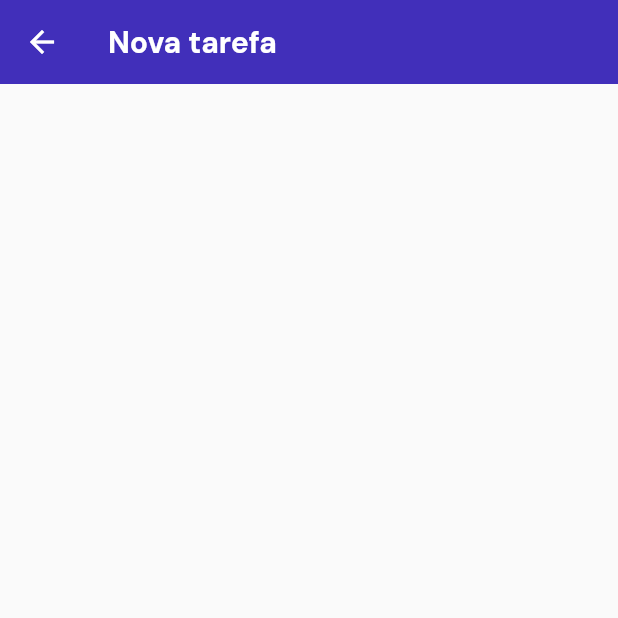
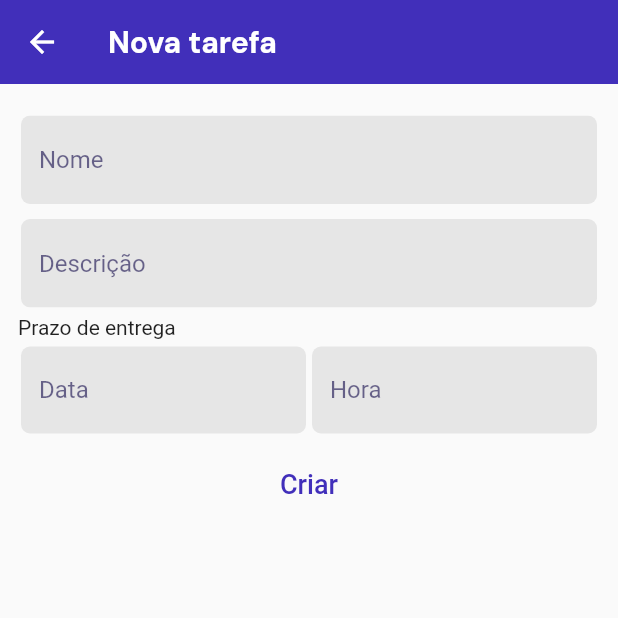
Before and after one commit to juliatiLucas/aula_flutter, a Flutter app: the AddTarefa screen opened directly, on a phone screen of 412 x 824 dp, the top half of it. Run offline on Flutter 3.47's test engine with Material 2 defaults, Android fonts, the phone set to English and light mode, and no system bars; our stand-ins replace flushbar, google_fonts, shared_preferences; accounts and stored records are empty.

Commit message:
Formularios para adicionar aula e tarefa, componentização de inputs

```diff
--- /dev/null
+++ b/lib/components/input.dart
@@ -0,0 +1,57 @@
+import 'package:flutter/material.dart';
+import '../utils/cores.dart';
+
+class MyInput extends StatelessWidget {
+  MyInput({this.controller, this.hint, this.readOnly = false});
+  final TextEditingController controller;
+  final String hint;
+  final bool readOnly;
+  @override
+  Widget build(BuildContext context) {
+    return Container(
+      padding: EdgeInsets.symmetric(vertical: 5, horizontal: 2),
+      child: ClipRRect(
+        borderRadius: BorderRadius.all(Radius.circular(6)),
+        child: TextFormField(
+          controller: this.controller,
+          readOnly: this.readOnly,
+          style: TextStyle(color: Cores.dark),
+          decoration: InputDecoration(
+              border: InputBorder.none,
+              focusedBorder: OutlineInputBorder(borderSide: BorderSide(color: Cores.primary, width: 2)),
+              enabledBorder: OutlineInputBorder(borderSide: BorderSide(color: Colors.transparent, width: 2)),
+              errorBorder: InputBorder.none,
+              disabledBorder: InputBorder.none,
+              fillColor: Colors.grey.withOpacity(0.22),
+              filled: true,
+              hintStyle: TextStyle(color: Cores.dark.withOpacity(0.6)),
+              hintText: hint),
+        ),
+      ),
+    );
+  }
+}
+
+class DateInput extends StatelessWidget {
+  DateInput({this.escolher, this.valor, this.label});
+  final Function escolher;
+  final String valor;
+  final String label;
+  @override
+  Widget build(BuildContext context) {
+    return Container(
+      margin: EdgeInsets.symmetric(horizontal: 2, vertical: 5),
+      height: 58,
+      decoration: BoxDecoration(color: Colors.grey.withOpacity(0.22), borderRadius: BorderRadius.all(Radius.circular(6))),
+      child: InkWell(
+          onTap: this.escolher,
+          child: Align(
+              child: Container(
+                padding: EdgeInsets.symmetric(vertical: 5, horizontal: 12),
+                child: Text(this.valor != null ? valor : this.label,
+                    style: TextStyle(color: this.valor != null ? Cores.dark : Cores.dark.withOpacity(0.6), fontSize: 16)),
+              ),
+              alignment: Alignment.centerLeft)),
+    );
+  }
+}
--- a/lib/telas/add_aula.dart
+++ b/lib/telas/add_aula.dart
@@ -1,7 +1,13 @@
 import 'package:flutter/material.dart';
 import 'package:google_fonts/google_fonts.dart';
+import '../utils/cores.dart';
 import '../utils/session.dart';
 import 'package:http/http.dart' as http;
+import '../utils/session.dart';
+import 'package:flushbar/flushbar.dart';
+import 'package:intl/intl.dart';
+import '../components/input.dart';
+import '../utils/config.dart';
 
 class AddAula extends StatefulWidget {
   @override
@@ -9,7 +15,71 @@ class AddAula extends StatefulWidget {
 }
 
 class _AddAulaState extends State<AddAula> {
-  void adicionar() async {}
+  Session session = Session();
+  TextEditingController _nome = TextEditingController();
+  String _data;
+  String _hora;
+
+  mostrarSnack({String titulo, String mensagem}) {
+    Flushbar(
+      title: titulo,
+      message: mensagem,
+      animationDuration: Duration(milliseconds: 500),
+      duration: Duration(milliseconds: 2500),
+    )..show(context);
+  }
+
+  void adicionar() async {
+    String nome = this._nome.text;
+    if (nome.isEmpty || this._data.isEmpty || this._hora.isEmpty) {
+      mostrarSnack(titulo: 'Erro', mensagem: 'Preencha todos os campos!');
+      return;
+    }
+    if ((await session.getUserInfo())['tipo_usuario'] != 'professor') Navigator.pop(context);
+
+    Map<String, String> data = {
+      "nome": nome,
+      "professor": (await session.getUserInfo())['id'].toString(),
+      "data": "${this._data.split('/').reversed.toList().join('-')} ${this._hora}"
+    };
+
+    await http.post("${Config.api}/aulas/", body: data).then((res) async {
+      if (res.statusCode == 201) {
+        mostrarSnack(titulo: 'Sucesso', mensagem: 'Aula criada.');
+        await Future.delayed(Duration(milliseconds: 2500), () {
+          Navigator.pushNamedAndRemoveUntil(context, '/home', (Route<dynamic> route) => false);
+        });
+      }
+    });
+  }
+
+  void escolherData() {
+    showDatePicker(
+      context: context,
+      initialDate: DateTime.now(),
+      firstDate: DateTime.now(),
+      lastDate: DateTime(2050),
+      builder: (BuildContext context, Widget child) {
+        return Theme(
+          data: ThemeData.light()
+              .copyWith(primaryColor: Colors.purple, accentColor: Cores.primary, secondaryHeaderColor: Cores.primary),
+          child: child,
+        );
+      },
+    ).then((value) {
+      setState(() {
+        this._data = new DateFormat('d/M/y').format(value);
+      });
+    });
+  }
+
+  void escolherHora() {
+    showTimePicker(context: context, initialTime: TimeOfDay(hour: 12, minute: 0)).then((value) {
+      setState(() {
+        this._hora = value.format(context);
+      });
+    });
+  }
 
   @override
   Widget build(BuildContext context) {
@@ -18,6 +88,21 @@ class _AddAulaState extends State<AddAula> {
         title: Text('Nova aula', style: GoogleFonts.dmSans(fontWeight: FontWeight.bold)),
         elevation: 0,
       ),
+      body: Container(
+          padding: EdgeInsets.symmetric(vertical: 16, horizontal: 12),
+          child: Column(
+            crossAxisAlignment: CrossAxisAlignment.stretch,
+            children: <Widget>[
+              MyInput(controller: this._nome, hint: 'Nome'),
+              DateInput(escolher: this.escolherData, valor: this._data, label: 'Data'),
+              DateInput(escolher: this.escolherHora, valor: this._hora, label: 'Hora'),
+              FlatButton(
+                padding: EdgeInsets.symmetric(vertical: 18),
+                child: Text('Criar', style: TextStyle(color: Cores.primary, fontSize: 18)),
+                onPressed: this.adicionar,
+              ),
+            ],
+          )),
     );
   }
 }
--- a/lib/telas/add_tarefa.dart
+++ b/lib/telas/add_tarefa.dart
@@ -3,6 +3,9 @@ import '../utils/session.dart';
 import 'package:google_fonts/google_fonts.dart';
 import 'package:http/http.dart' as http;
 import '../models/aula.dart';
+import '../utils/cores.dart';
+import '../components/input.dart';
+import 'package:intl/intl.dart';
 
 class AddTarefa extends StatefulWidget {
   AddTarefa({this.aula});
@@ -12,15 +15,66 @@ class AddTarefa extends StatefulWidget {
 }
 
 class _AddTarefaState extends State<AddTarefa> {
+  Session session = Session();
+  TextEditingController _nome = TextEditingController();
+  TextEditingController _descricao = TextEditingController();
+  String _data;
+  String _hora;
   void adicionar() async {}
+
+  void escolherData() {
+    showDatePicker(
+      context: context,
+      initialDate: DateTime.now(),
+      firstDate: DateTime.now(),
+      lastDate: DateTime(2050),
+      builder: (BuildContext context, Widget child) {
+        return Theme(
+          data: ThemeData.light()
+              .copyWith(primaryColor: Colors.purple, accentColor: Cores.primary, secondaryHeaderColor: Cores.primary),
+          child: child,
+        );
+      },
+    ).then((value) {
+      setState(() {
+        this._data = new DateFormat('d/M/y').format(value);
+      });
+    });
+  }
+
+  void escolherHora() {
+    showTimePicker(context: context, initialTime: TimeOfDay(hour: 12, minute: 0)).then((value) {
+      setState(() {
+        this._hora = value.format(context);
+      });
+    });
+  }
 
   @override
   Widget build(BuildContext context) {
     return Scaffold(
-      appBar: AppBar(
-        title: Text('Nova tarefa', style: GoogleFonts.dmSans(fontWeight: FontWeight.bold)),
-        elevation: 0,
-      ),
-    );
+        appBar: AppBar(
+          title: Text('Nova tarefa', style: GoogleFonts.dmSans(fontWeight: FontWeight.bold)),
+          elevation: 0,
+        ),
+        body: Container(
+            padding: EdgeInsets.symmetric(vertical: 16, horizontal: 12),
+            child: Column(
+              crossAxisAlignment: CrossAxisAlignment.stretch,
+              children: <Widget>[
+                MyInput(controller: this._nome, hint: 'Nome'),
+                MyInput(controller: this._descricao, hint: 'Descrição'),
+                Text('Prazo de entrega'),
+                Row(children: [
+                  Expanded(child: DateInput(escolher: this.escolherData, valor: this._data, label: 'Data')),
+                  Expanded(child: DateInput(escolher: this.escolherHora, valor: this._hora, label: 'Hora')),
+                ]),
+                FlatButton(
+                  padding: EdgeInsets.symmetric(vertical: 18),
+                  child: Text('Criar', style: TextStyle(color: Cores.primary, fontSize: 18)),
+                  onPressed: this.adicionar,
+                ),
+              ],
+            )));
   }
 }
--- a/lib/utils/cores.dart
+++ b/lib/utils/cores.dart
@@ -4,4 +4,5 @@ class Cores {
   static final primary = Color(0xff412fba);
   static final light = Color(0xff6e3ede);
   static final secondary = Color(0xff1C4969);
+  static final dark = Color(0xff0f0647);
 }
```
Also changed, not shown: lib/telas/aula_detalhe.dart (+11 -7 lines).
